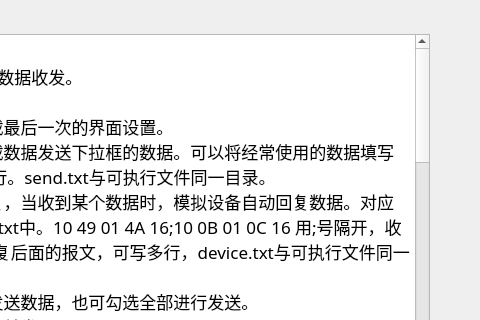
This is src/form/dialogintroduction.ui in whx110123/nettool as Qt 5 draws it before an edit; both pictures show x 231 to 711 and y 82 to 402 of the 711 by 666 pixel window. The edited form follows.
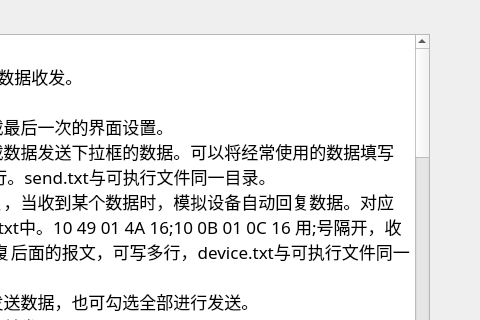
This is the edited form.

```diff
--- a/src/form/dialogintroduction.ui
+++ b/src/form/dialogintroduction.ui
@@ -136,7 +136,10 @@
 版本[2.04] 20201012
 1.完善104模拟主站遥控功能
 2.修正103asdu10 gdd18的解析错误
-3.增加104与103多种asdu类型的解析</string>
+3.增加104与103多种asdu类型的解析
+
+版本[2.05] 20201025
+1.基本完成101、103、104所有类型报文的解析</string>
      </property>
     </widget>
    </item>
```
